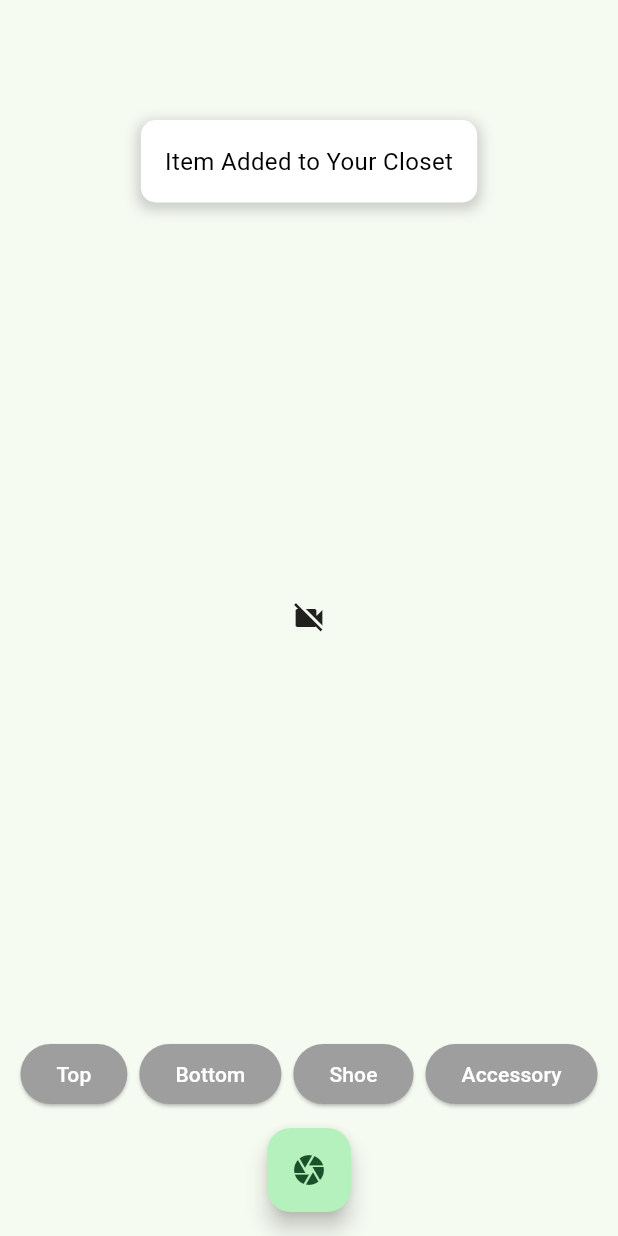
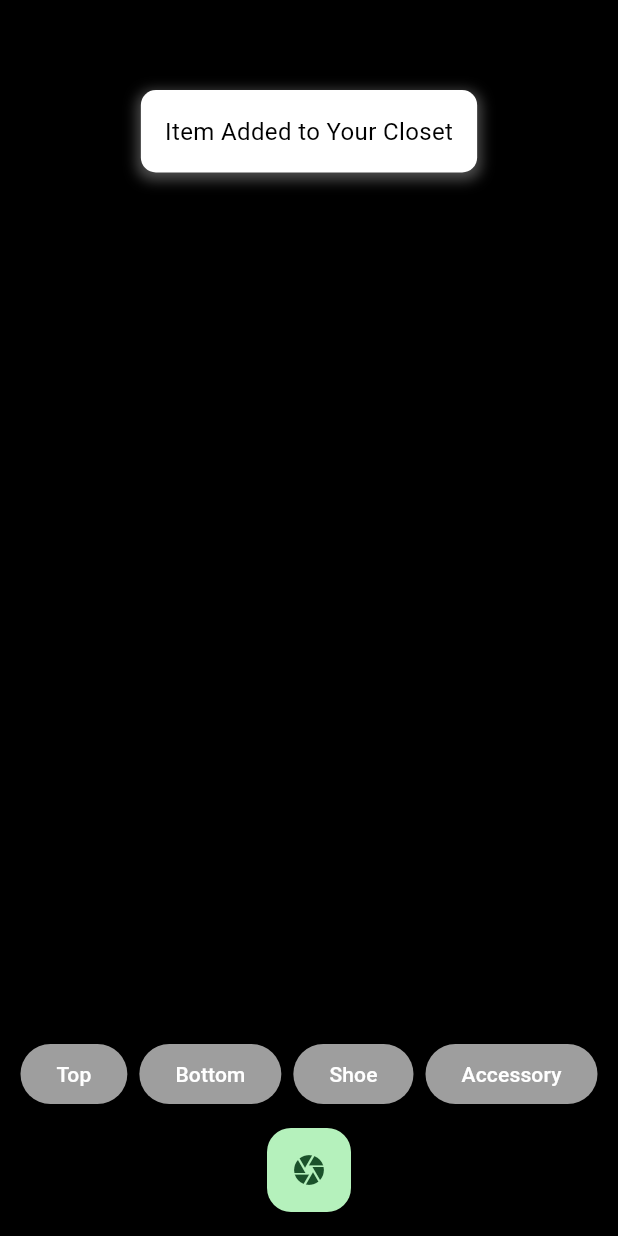
Before and after one commit to JessDang/WeatherWear-Mobile, a Flutter app: the CameraScreen screen opened directly, on a phone screen of 412 x 824 dp. Run offline on Flutter 3.47's test engine with Material 3 defaults, Android fonts, the phone set to English and light mode, and no system bars; our stand-ins replace camera, table_calendar.

Commit message:
Deal with a few camera bugs

```diff
--- a/lib/main.dart
+++ b/lib/main.dart
@@ -56,6 +56,8 @@ class _RootViewState extends State<RootView> {
     ClosetScreen()
   ];
 
+
+	// Bootstrap the camera into the state once we have it.
 	@override
 	void initState() {
 		super.initState();
@@ -69,6 +71,7 @@ class _RootViewState extends State<RootView> {
 			bottomNavigationBar: BottomNavigationBar(
 				showUnselectedLabels: false,
 				showSelectedLabels: false,
+				currentIndex: _index,
 				onTap: (index) {
 					setState(() {
 						_index = index;
--- a/lib/screens/camera_screen.dart
+++ b/lib/screens/camera_screen.dart
@@ -59,6 +59,7 @@ class CameraScreenState extends State<CameraScreen> {
     final size = MediaQuery.of(context).size;
 
     return Scaffold(
+			backgroundColor: Colors.black,
       body: FutureBuilder<void>(
           future: _initializeControllerFuture,
           builder: (context, snapshot) {
@@ -67,7 +68,9 @@ class CameraScreenState extends State<CameraScreen> {
               children: [
                 cameraView(controller, snapshot, size),
                 Padding(
-                    padding: EdgeInsets.fromLTRB(0, 80.0, 0, 80.0), // Hacky way to deal with FAB and Safe Areas on iPhone.
+									 // Hacky way to deal with FAB and Safe Areas on iPhone.
+									 // This at least looks decent on an iPhone 11.
+                    padding: EdgeInsets.fromLTRB(0, 60.0, 0, 80.0),
                     child: Column(children: [
                       Container(
                         padding:
```
